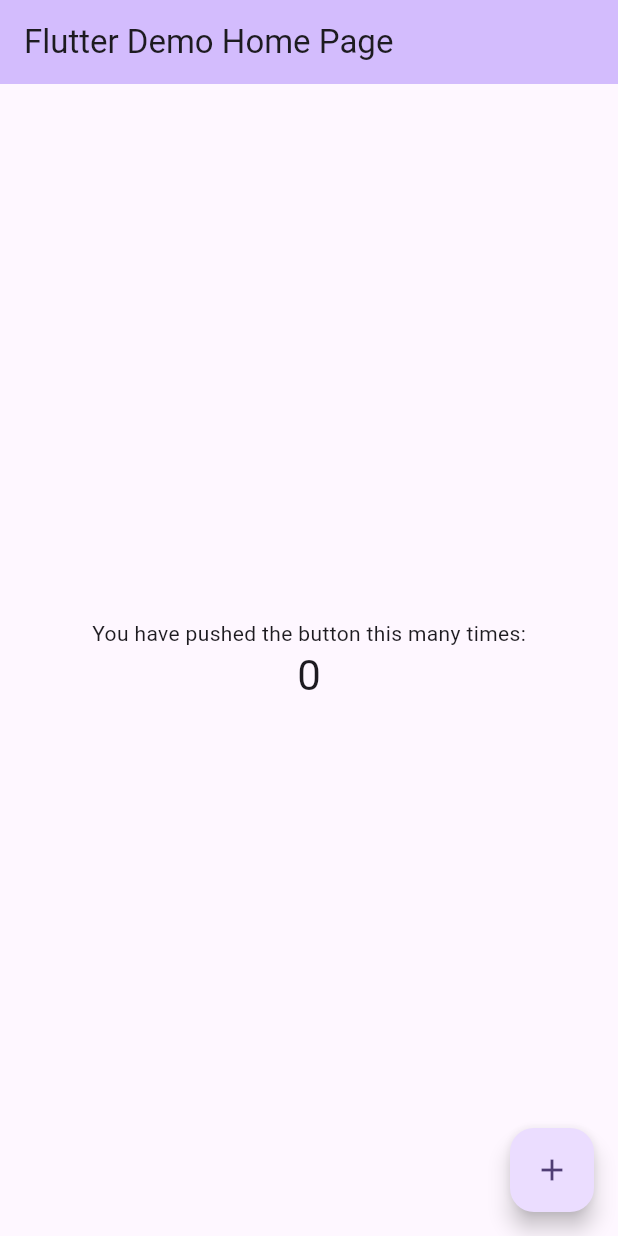
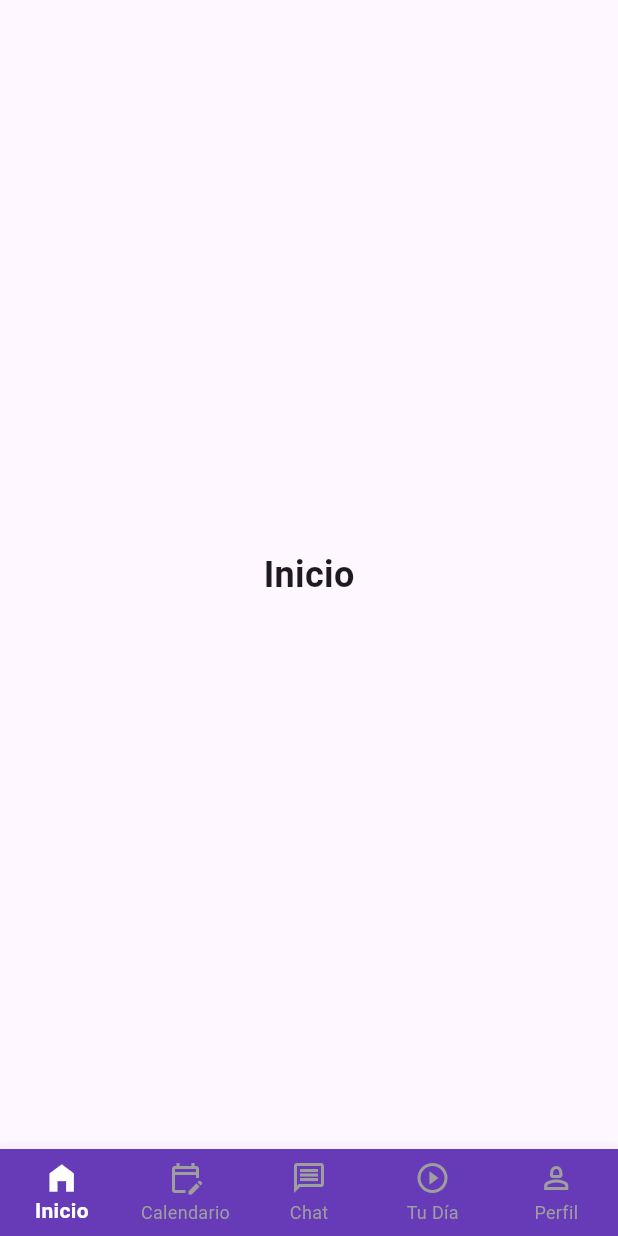
Before and after one commit to Santiago2132/maizfront, a Flutter app: the screen it shows after launch, on a phone screen of 412 x 824 dp. Run offline on Flutter 3.47's test engine with Material 3 defaults, Android fonts, the phone set to English and light mode, and no system bars.

Commit message:
Creada NavBar y su funcionamiento

```diff
--- a/maiz_app/lib/main.dart
+++ b/maiz_app/lib/main.dart
@@ -1,125 +1,59 @@
 import 'package:flutter/material.dart';
+import 'package:maiz_app/screens/calendar/calendar_screen.dart';
+import 'package:maiz_app/screens/chat/chat_screen.dart';
+import 'package:maiz_app/screens/home/home_screen.dart';
+import 'package:maiz_app/screens/profile/profile_screen.dart';
+import 'package:maiz_app/screens/your_day/your_day_screen.dart';
+import 'package:maiz_app/widgets/navbar.dart';
 
-void main() {
+void main(){
   runApp(const MyApp());
 }
 
 class MyApp extends StatelessWidget {
   const MyApp({super.key});
 
-  // This widget is the root of your application.
   @override
   Widget build(BuildContext context) {
     return MaterialApp(
-      title: 'Flutter Demo',
+      debugShowCheckedModeBanner: true,
       theme: ThemeData(
-        // This is the theme of your application.
-        //
-        // TRY THIS: Try running your application with "flutter run". You'll see
-        // the application has a purple toolbar. Then, without quitting the app,
-        // try changing the seedColor in the colorScheme below to Colors.green
-        // and then invoke "hot reload" (save your changes or press the "hot
-        // reload" button in a Flutter-supported IDE, or press "r" if you used
-        // the command line to start the app).
-        //
-        // Notice that the counter didn't reset back to zero; the application
-        // state is not lost during the reload. To reset the state, use hot
-        // restart instead.
-        //
-        // This works for code too, not just values: Most code changes can be
-        // tested with just a hot reload.
-        colorScheme: ColorScheme.fromSeed(seedColor: Colors.deepPurple),
         useMaterial3: true,
       ),
-      home: const MyHomePage(title: 'Flutter Demo Home Page'),
+    home: const MainScreen(),
     );
   }
 }
 
-class MyHomePage extends StatefulWidget {
-  const MyHomePage({super.key, required this.title});
-
-  // This widget is the home page of your application. It is stateful, meaning
-  // that it has a State object (defined below) that contains fields that affect
-  // how it looks.
-
-  // This class is the configuration for the state. It holds the values (in this
-  // case the title) provided by the parent (in this case the App widget) and
-  // used by the build method of the State. Fields in a Widget subclass are
-  // always marked "final".
-
-  final String title;
+class MainScreen extends StatefulWidget {
+  const MainScreen({super.key});
 
   @override
-  State<MyHomePage> createState() => _MyHomePageState();
+  State<MainScreen> createState() => _MainScreenState();
 }
 
-class _MyHomePageState extends State<MyHomePage> {
-  int _counter = 0;
+class _MainScreenState extends State<MainScreen> {
+  int _currentIndex = 0;
 
-  void _incrementCounter() {
-    setState(() {
-      // This call to setState tells the Flutter framework that something has
-      // changed in this State, which causes it to rerun the build method below
-      // so that the display can reflect the updated values. If we changed
-      // _counter without calling setState(), then the build method would not be
-      // called again, and so nothing would appear to happen.
-      _counter++;
-    });
-  }
+  final List<Widget> _screens = [
+    const HomeScreen(),
+    const CalendarScreen(),
+    const ChatScreen(),
+    const YourDayScreen(),
+    const ProfileScreen()
+  ];
 
   @override
   Widget build(BuildContext context) {
-    // This method is rerun every time setState is called, for instance as done
-    // by the _incrementCounter method above.
-    //
-    // The Flutter framework has been optimized to make rerunning build methods
-    // fast, so that you can just rebuild anything that needs updating rather
-    // than having to individually change instances of widgets.
     return Scaffold(
-      appBar: AppBar(
-        // TRY THIS: Try changing the color here to a specific color (to
-        // Colors.amber, perhaps?) and trigger a hot reload to see the AppBar
-        // change color while the other colors stay the same.
-        backgroundColor: Theme.of(context).colorScheme.inversePrimary,
-        // Here we take the value from the MyHomePage object that was created by
-        // the App.build method, and use it to set our appbar title.
-        title: Text(widget.title),
+      body: IndexedStack(
+        index: _currentIndex,
+        children: _screens,
       ),
-      body: Center(
-        // Center is a layout widget. It takes a single child and positions it
-        // in the middle of the parent.
-        child: Column(
-          // Column is also a layout widget. It takes a list of children and
-          // arranges them vertically. By default, it sizes itself to fit its
-          // children horizontally, and tries to be as tall as its parent.
-          //
-          // Column has various properties to control how it sizes itself and
-          // how it positions its children. Here we use mainAxisAlignment to
-          // center the children vertically; the main axis here is the vertical
-          // axis because Columns are vertical (the cross axis would be
-          // horizontal).
-          //
-          // TRY THIS: Invoke "debug painting" (choose the "Toggle Debug Paint"
-          // action in the IDE, or press "p" in the console), to see the
-          // wireframe for each widget.
-          mainAxisAlignment: MainAxisAlignment.center,
-          children: <Widget>[
-            const Text(
-              'You have pushed the button this many times:',
-            ),
-            Text(
-              '$_counter',
-              style: Theme.of(context).textTheme.headlineMedium,
-            ),
-          ],
-        ),
+      bottomNavigationBar: Navbar(
+        currentIndex: _currentIndex,
+        onTap: (index) => setState(() => _currentIndex = index),
       ),
-      floatingActionButton: FloatingActionButton(
-        onPressed: _incrementCounter,
-        tooltip: 'Increment',
-        child: const Icon(Icons.add),
-      ), // This trailing comma makes auto-formatting nicer for build methods.
     );
   }
 }
--- /dev/null
+++ b/maiz_app/lib/screens/home/home_screen.dart
@@ -0,0 +1,17 @@
+import 'package:flutter/material.dart';
+
+class HomeScreen extends StatelessWidget {
+  const HomeScreen({super.key});
+
+  @override
+  Widget build(BuildContext context) {
+    return Scaffold(
+      body: Center(
+        child: Text(
+          'Inicio',
+          style: TextStyle(fontSize: 24, fontWeight: FontWeight.bold),
+        ),
+      ),
+    );
+  }
+}
--- /dev/null
+++ b/maiz_app/lib/widgets/navbar.dart
@@ -0,0 +1,49 @@
+import 'package:flutter/material.dart';
+
+class Navbar extends StatelessWidget {
+  const Navbar({super.key, required this.currentIndex, required this.onTap});
+
+  final int currentIndex;
+  final Function(int) onTap;
+
+
+  @override
+  Widget build(BuildContext context) {
+    return BottomNavigationBar(
+      currentIndex: currentIndex,
+      onTap: onTap,
+      backgroundColor: Colors.deepPurple,
+      selectedItemColor: Colors.white,
+      unselectedItemColor: Colors.grey,
+      selectedLabelStyle: const TextStyle(fontWeight: FontWeight.w600),
+      type: BottomNavigationBarType.fixed,
+      items: const [
+        BottomNavigationBarItem(
+          icon: Icon(Icons.home_outlined),
+          activeIcon: Icon(Icons.home_filled),
+          label: 'Inicio'
+        ),
+        BottomNavigationBarItem(
+          icon: Icon(Icons.edit_calendar_outlined),
+          activeIcon: Icon(Icons.edit_calendar_rounded),
+          label: 'Calendario'
+        ),
+        BottomNavigationBarItem(
+          icon: Icon(Icons.message_outlined),
+          activeIcon: Icon(Icons.message),
+          label: 'Chat'
+        ),
+        BottomNavigationBarItem(
+          icon: Icon(Icons.play_circle_outline),
+          activeIcon: Icon(Icons.play_circle_fill),
+          label: 'Tu Día'
+        ),
+        BottomNavigationBarItem(
+          icon: Icon(Icons.person_2_outlined),
+          activeIcon: Icon(Icons.person_2),
+          label: 'Perfil'
+        ),
+      ],
+    );
+  }
+}
--- a/maiz_app/pubspec.yaml
+++ b/maiz_app/pubspec.yaml
@@ -36,6 +36,7 @@ dependencies:
   cupertino_icons: ^1.0.8
 
 dev_dependencies:
+  flutter_launcher_icons: ^0.13.1
   flutter_test:
     sdk: flutter
 
@@ -49,6 +50,10 @@ dev_dependencies:
 # For information on the generic Dart part of this file, see the
 # following page: https://dart.dev/tools/pub/pubspec
 
+flutter_icons:
+  android: true
+  ios: true
+  image_path: "assets/icon/mAIz_icon.png"
 # The following section is specific to Flutter packages.
 flutter:
 
```
Also changed, not shown: maiz_app/lib/screens/calendar/calendar_screen.dart (added, +17 -0 lines), maiz_app/lib/screens/chat/chat_screen.dart (added, +17 -0 lines), maiz_app/lib/screens/profile/profile_screen.dart (added, +17 -0 lines), maiz_app/lib/screens/your_day/your_day_screen.dart (added, +17 -0 lines), maiz_app/assets/icon/mAIz_icon.png (added), maiz_app/pubspec.lock.
